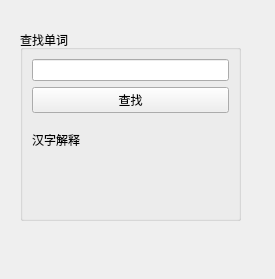
Qt form dictionarypj/form1.ui (WwwwwyDev/english-chinese-dictionary) before a commit.
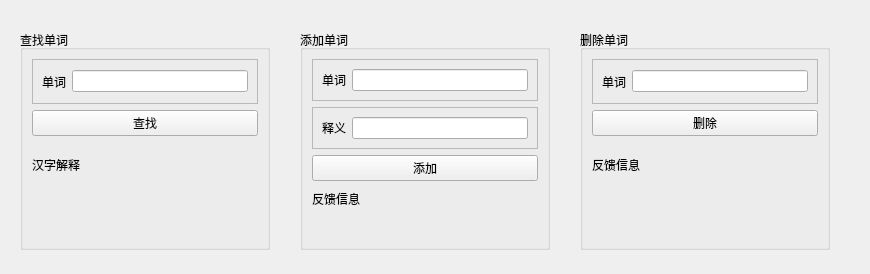
The same form after that commit.

```diff
--- a/dictionarypj/form1.ui
+++ b/dictionarypj/form1.ui
@@ -6,8 +6,8 @@
    <rect>
     <x>0</x>
     <y>0</y>
-    <width>275</width>
-    <height>279</height>
+    <width>870</width>
+    <height>274</height>
    </rect>
   </property>
   <property name="windowTitle">
@@ -18,8 +18,8 @@
     <rect>
      <x>20</x>
      <y>30</y>
-     <width>221</width>
-     <height>191</height>
+     <width>250</width>
+     <height>220</height>
     </rect>
    </property>
    <property name="title">
@@ -27,7 +27,26 @@
    </property>
    <layout class="QVBoxLayout" name="verticalLayout">
     <item>
-     <widget class="QLineEdit" name="lineEdit"/>
+     <widget class="QFrame" name="frame">
+      <property name="frameShape">
+       <enum>QFrame::StyledPanel</enum>
+      </property>
+      <property name="frameShadow">
+       <enum>QFrame::Raised</enum>
+      </property>
+      <layout class="QHBoxLayout" name="horizontalLayout">
+       <item>
+        <widget class="QLabel" name="label_7">
+         <property name="text">
+          <string>单词</string>
+         </property>
+        </widget>
+       </item>
+       <item>
+        <widget class="QLineEdit" name="lineEdit"/>
+       </item>
+      </layout>
+     </widget>
     </item>
     <item>
      <widget class="QPushButton" name="pushButton">
@@ -52,6 +71,144 @@
     </item>
    </layout>
   </widget>
+  <widget class="QGroupBox" name="groupBox_2">
+   <property name="geometry">
+    <rect>
+     <x>300</x>
+     <y>30</y>
+     <width>250</width>
+     <height>220</height>
+    </rect>
+   </property>
+   <property name="title">
+    <string>添加单词</string>
+   </property>
+   <layout class="QVBoxLayout" name="verticalLayout_2">
+    <item>
+     <widget class="QFrame" name="frame_2">
+      <property name="frameShape">
+       <enum>QFrame::StyledPanel</enum>
+      </property>
+      <property name="frameShadow">
+       <enum>QFrame::Raised</enum>
+      </property>
+      <layout class="QHBoxLayout" name="horizontalLayout_2">
+       <item>
+        <widget class="QLabel" name="label_8">
+         <property name="text">
+          <string>单词</string>
+         </property>
+        </widget>
+       </item>
+       <item>
+        <widget class="QLineEdit" name="lineEdit_2"/>
+       </item>
+      </layout>
+     </widget>
+    </item>
+    <item>
+     <widget class="QFrame" name="frame_3">
+      <property name="frameShape">
+       <enum>QFrame::StyledPanel</enum>
+      </property>
+      <property name="frameShadow">
+       <enum>QFrame::Raised</enum>
+      </property>
+      <layout class="QHBoxLayout" name="horizontalLayout_3">
+       <item>
+        <widget class="QLabel" name="label_9">
+         <property name="text">
+          <string>释义</string>
+         </property>
+        </widget>
+       </item>
+       <item>
+        <widget class="QLineEdit" name="lineEdit_4"/>
+       </item>
+      </layout>
+     </widget>
+    </item>
+    <item>
+     <widget class="QPushButton" name="pushButton_2">
+      <property name="text">
+       <string>添加</string>
+      </property>
+     </widget>
+    </item>
+    <item>
+     <widget class="QLabel" name="label">
+      <property name="text">
+       <string>反馈信息</string>
+      </property>
+     </widget>
+    </item>
+    <item>
+     <widget class="QLabel" name="label_4">
+      <property name="text">
+       <string/>
+      </property>
+     </widget>
+    </item>
+   </layout>
+  </widget>
+  <widget class="QGroupBox" name="groupBox_3">
+   <property name="geometry">
+    <rect>
+     <x>580</x>
+     <y>30</y>
+     <width>250</width>
+     <height>220</height>
+    </rect>
+   </property>
+   <property name="title">
+    <string>删除单词</string>
+   </property>
+   <layout class="QVBoxLayout" name="verticalLayout_3">
+    <item>
+     <widget class="QFrame" name="frame_4">
+      <property name="frameShape">
+       <enum>QFrame::StyledPanel</enum>
+      </property>
+      <property name="frameShadow">
+       <enum>QFrame::Raised</enum>
+      </property>
+      <layout class="QHBoxLayout" name="horizontalLayout_4">
+       <item>
+        <widget class="QLabel" name="label_10">
+         <property name="text">
+          <string>单词</string>
+         </property>
+        </widget>
+       </item>
+       <item>
+        <widget class="QLineEdit" name="lineEdit_3"/>
+       </item>
+      </layout>
+     </widget>
+    </item>
+    <item>
+     <widget class="QPushButton" name="pushButton_3">
+      <property name="text">
+       <string>删除</string>
+      </property>
+     </widget>
+    </item>
+    <item>
+     <widget class="QLabel" name="label_5">
+      <property name="text">
+       <string>反馈信息</string>
+      </property>
+     </widget>
+    </item>
+    <item>
+     <widget class="QLabel" name="label_6">
+      <property name="text">
+       <string/>
+      </property>
+     </widget>
+    </item>
+   </layout>
+  </widget>
  </widget>
  <resources/>
  <connections/>
```
